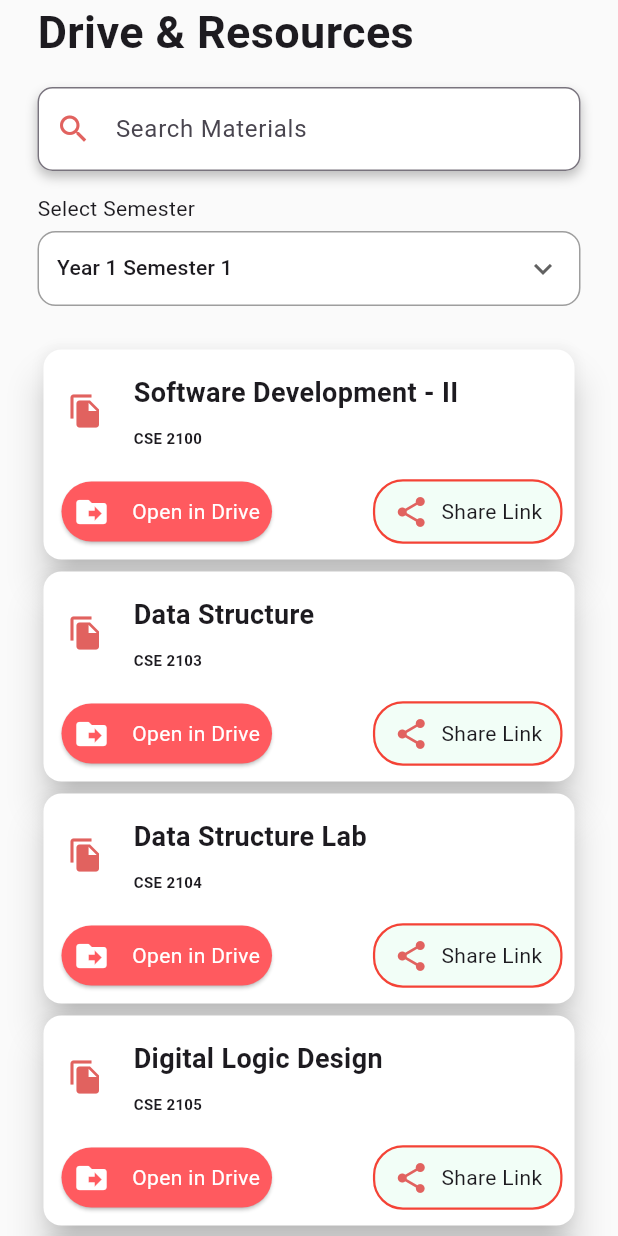
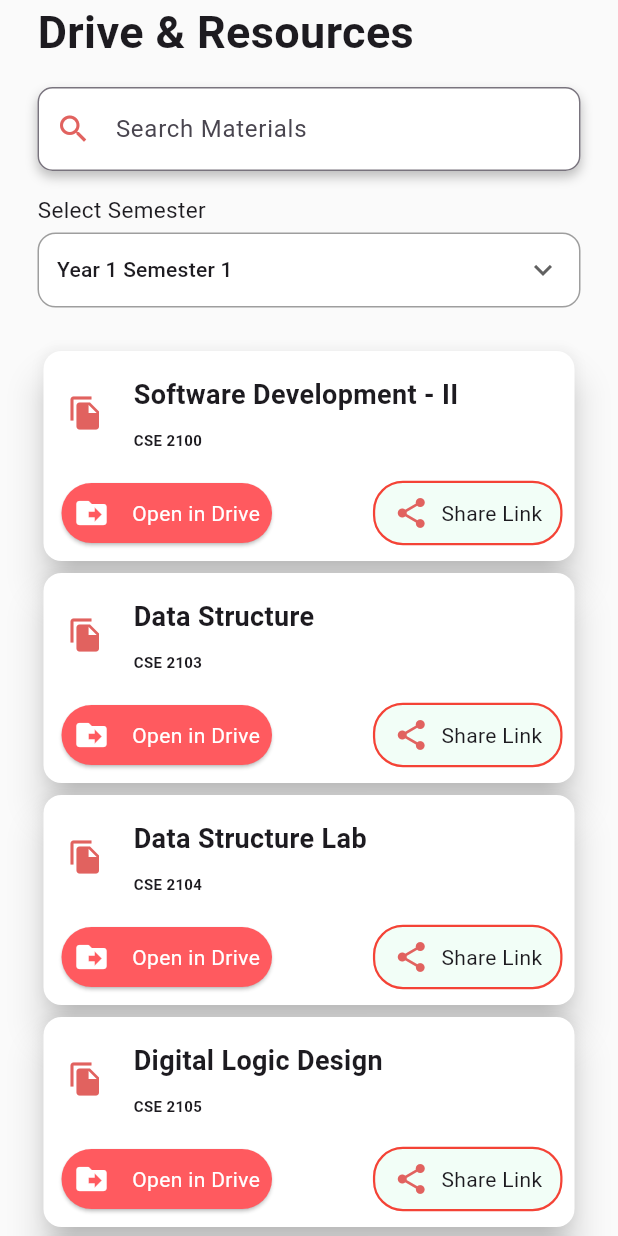
Before and after one commit to adityasaha03/AUSTmate, a Flutter app: the LibraryPage screen opened directly, on a phone screen of 412 x 824 dp. Run offline on Flutter 3.47's test engine with Material 3 defaults, Android fonts, the phone set to English and light mode, and no system bars; our stand-ins replace flutter_secure_storage, google_sign_in, supabase_flutter, webview_flutter; accounts and stored records are empty.

```diff
--- a/austmate/lib/pages/library_page.dart
+++ b/austmate/lib/pages/library_page.dart
@@ -200,7 +200,7 @@ class _LibraryPageState extends State<LibraryPage> {
                   alignment: Alignment.centerLeft,
                   child: Text(
                     "Select Semester",
-                    style: TextStyle(fontSize: 14),
+                    style: TextStyle(fontSize: 15),
                   ),
                 ),
               ),
```
